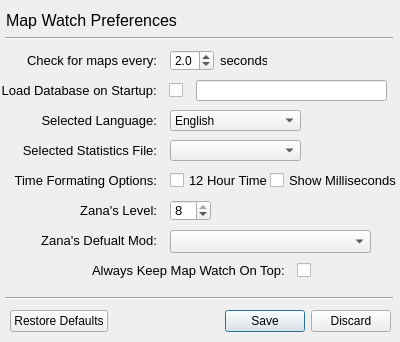
Above: preferences.ui from JDHatten/MapWatch before the change. Below: the same form after it.
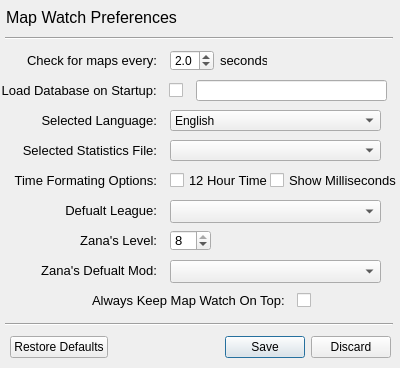
That is the form after the change.

Commit message: defualt league

Patch:
```diff
--- a/preferences.ui
+++ b/preferences.ui
@@ -7,7 +7,7 @@
     <x>0</x>
     <y>0</y>
     <width>400</width>
-    <height>342</height>
+    <height>368</height>
    </rect>
   </property>
   <property name="windowTitle">
@@ -42,7 +42,7 @@
     <rect>
      <x>170</x>
      <y>110</y>
-     <width>131</width>
+     <width>211</width>
      <height>21</height>
     </rect>
    </property>
@@ -128,7 +128,7 @@
    <property name="geometry">
     <rect>
      <x>6</x>
-     <y>10</y>
+     <y>7</y>
      <width>241</width>
      <height>21</height>
     </rect>
@@ -208,7 +208,7 @@
     <rect>
      <x>170</x>
      <y>140</y>
-     <width>131</width>
+     <width>211</width>
      <height>21</height>
     </rect>
    </property>
@@ -226,7 +226,7 @@
    <property name="geometry">
     <rect>
      <x>10</x>
-     <y>310</y>
+     <y>336</y>
      <width>381</width>
      <height>23</height>
     </rect>
@@ -242,7 +242,7 @@
    <property name="geometry">
     <rect>
      <x>5</x>
-     <y>290</y>
+     <y>316</y>
      <width>388</width>
      <height>16</height>
     </rect>
@@ -255,7 +255,7 @@
    <property name="geometry">
     <rect>
      <x>16</x>
-     <y>200</y>
+     <y>230</y>
      <width>141</width>
      <height>21</height>
     </rect>
@@ -279,7 +279,7 @@
    <property name="geometry">
     <rect>
      <x>170</x>
-     <y>200</y>
+     <y>230</y>
      <width>41</width>
      <height>21</height>
     </rect>
@@ -309,7 +309,7 @@
    <property name="geometry">
     <rect>
      <x>16</x>
-     <y>230</y>
+     <y>260</y>
      <width>141</width>
      <height>21</height>
     </rect>
@@ -330,8 +330,8 @@
    <property name="geometry">
     <rect>
      <x>170</x>
-     <y>230</y>
-     <width>201</width>
+     <y>260</y>
+     <width>211</width>
      <height>23</height>
     </rect>
    </property>
@@ -427,7 +427,7 @@
    <property name="geometry">
     <rect>
      <x>90</x>
-     <y>260</y>
+     <y>290</y>
      <width>221</width>
      <height>21</height>
     </rect>
@@ -481,6 +481,49 @@
     <double>2.000000000000000</double>
    </property>
   </widget>
+  <widget class="QLabel" name="label_9">
+   <property name="geometry">
+    <rect>
+     <x>16</x>
+     <y>200</y>
+     <width>141</width>
+     <height>21</height>
+    </rect>
+   </property>
+   <property name="font">
+    <font>
+     <pointsize>10</pointsize>
+    </font>
+   </property>
+   <property name="toolTip">
+    <string>&lt;html&gt;&lt;head/&gt;&lt;body&gt;&lt;p&gt;&lt;span style=&quot; font-size:8pt;&quot;&gt;The level of your Master Zana will affect which mods you can use and how much bonus IQ you get from the first mod. &lt;/span&gt;&lt;/p&gt;&lt;/body&gt;&lt;/html&gt;</string>
+   </property>
+   <property name="text">
+    <string>Defualt League:</string>
+   </property>
+   <property name="alignment">
+    <set>Qt::AlignRight|Qt::AlignTrailing|Qt::AlignVCenter</set>
+   </property>
+  </widget>
+  <widget class="QComboBox" name="pref_defualt_league">
+   <property name="geometry">
+    <rect>
+     <x>170</x>
+     <y>200</y>
+     <width>211</width>
+     <height>23</height>
+    </rect>
+   </property>
+   <property name="cursor">
+    <cursorShape>PointingHandCursor</cursorShape>
+   </property>
+   <property name="currentText">
+    <string/>
+   </property>
+   <property name="maxVisibleItems">
+    <number>10</number>
+   </property>
+  </widget>
  </widget>
  <resources/>
  <connections/>
```
The commit also changes 1 other file.
